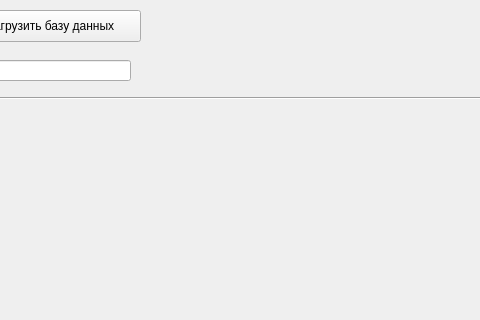
Old version of the form uis/window.ui in the repository Holodome/ling; both pictures show x 240 to 720 and y 0 to 320 of the 1073 by 727 pixel window.
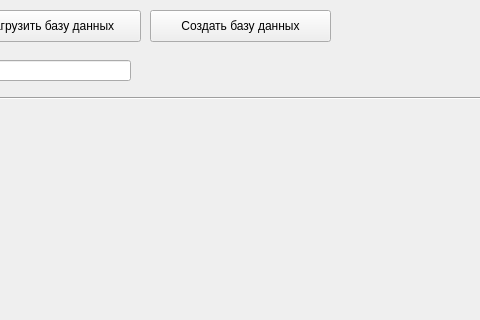
New version of the form.

Commit message: add db creation button

Diff of the .ui file:
```diff
--- a/uis/window.ui
+++ b/uis/window.ui
@@ -109,6 +109,19 @@
      <string>___</string>
     </property>
    </widget>
+   <widget class="QPushButton" name="create_db_btn">
+    <property name="geometry">
+     <rect>
+      <x>390</x>
+      <y>10</y>
+      <width>181</width>
+      <height>32</height>
+     </rect>
+    </property>
+    <property name="text">
+     <string>Создать базу данных</string>
+    </property>
+   </widget>
   </widget>
   <widget class="QMenuBar" name="menubar">
    <property name="geometry">
```
Left out of the diff: 2 changed lines with no effect on the pictures. The commit also changes 4 other files.
